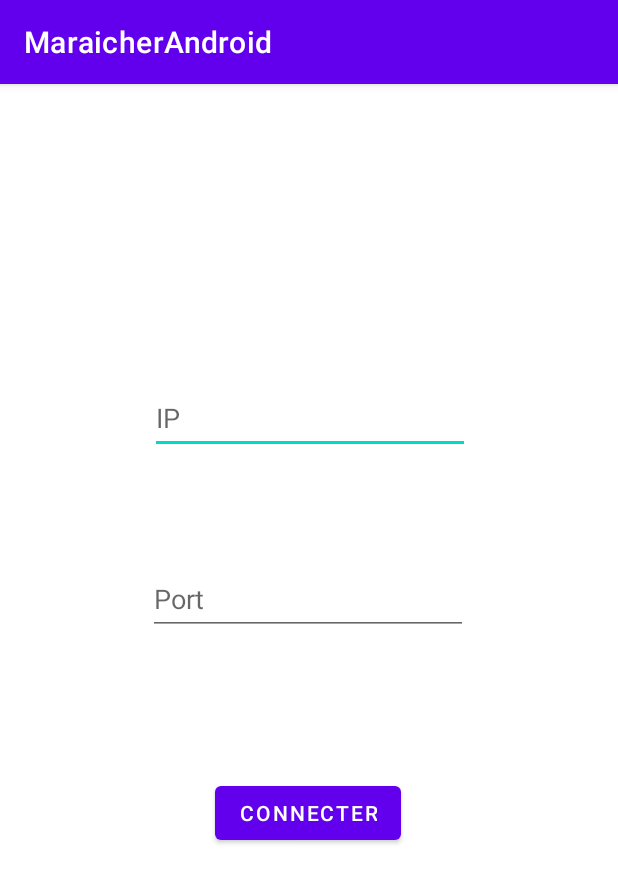
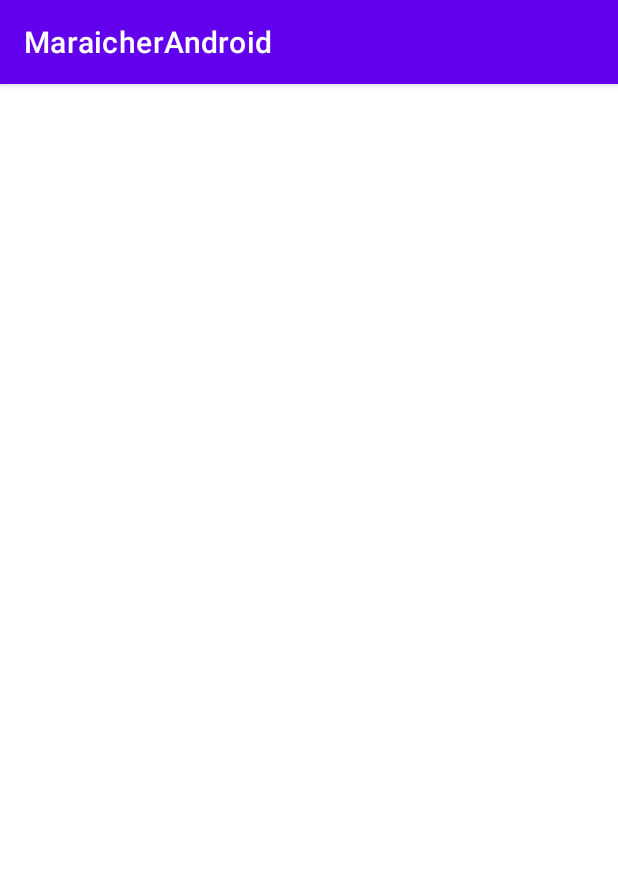
Before and after one commit to MuhammadAIkram/AndroidProjetMaraicher, an Android app: the screen it shows after launch (ConnexionActivity before the commit, MainActivity after it), on a phone screen of 412 x 824 dp. Shown: the top 883 px of the screen. Run offline under Robolectric (Android 15) with nearby library versions, the phone set to English and light mode, and no system bars; network calls fail.

```diff
--- a/Application/app/src/main/AndroidManifest.xml
+++ b/Application/app/src/main/AndroidManifest.xml
@@ -2,6 +2,7 @@
 <manifest xmlns:android="http://schemas.android.com/apk/res/android"
           xmlns:tools="http://schemas.android.com/tools">
 
+    <uses-permission android:name="android.permission.ACCESS_NETWORK_STATE"/>
     <application
             android:allowBackup="true"
             android:dataExtractionRules="@xml/data_extraction_rules"
--- /dev/null
+++ b/Application/app/src/main/assets/config.properties
@@ -0,0 +1,2 @@
+PORT=50000
+IP_Database=192.168.1.42
--- a/Application/app/src/main/java/com/example/maraicherandroid/Activities/ConnexionActivity.java
+++ /dev/null
@@ -1,40 +0,0 @@
-package com.example.maraicherandroid.Activities;
-
-import android.view.View;
-import android.widget.EditText;
-import androidx.appcompat.app.AlertDialog;
-import androidx.appcompat.app.AppCompatActivity;
-import android.os.Bundle;
-import com.example.maraicherandroid.Controller.Controller;
-import com.example.maraicherandroid.R;
-
-public class ConnexionActivity extends AppCompatActivity {
-    @Override
-    protected void onCreate(Bundle savedInstanceState) {
-        super.onCreate(savedInstanceState);
-        setContentView(R.layout.activity_connexion);
-    }
-
-    public void onConnexion(View v){
-        EditText PortEditText = findViewById(R.id.PortField);
-        EditText IPEditText = findViewById(R.id.Ipfield);
-
-        String port = PortEditText.getText().toString();
-        String ip = IPEditText.getText().toString();
-
-        try {
-            if (port.isEmpty() || ip.isEmpty()) throw new Exception("merci de renseigner le port et l'ip");
-
-            System.out.println(port + "-----" + ip);
-
-            //Controller.getInstance().onConnecter(ip,port);
-
-            Controller.getInstance().startLoginActivity(this);
-
-            finish();
-        }
-        catch (Exception exception) {
-            Controller.getInstance().showMessage("Erreur", exception.getMessage(), this);
-        }
-    }
-}
--- a/Application/app/src/main/java/com/example/maraicherandroid/Controller/Controller.java
+++ b/Application/app/src/main/java/com/example/maraicherandroid/Controller/Controller.java
@@ -3,7 +3,6 @@ package com.example.maraicherandroid.Controller;
 import android.content.Context;
 import android.content.Intent;
 import androidx.appcompat.app.AlertDialog;
-import com.example.maraicherandroid.Activities.ConnexionActivity;
 import com.example.maraicherandroid.Activities.HomePageActivity;
 import com.example.maraicherandroid.Activities.LoginActivity;
 import com.example.maraicherandroid.Modele.TCP;
@@ -28,11 +27,6 @@ public class Controller {
             instance = new Controller();
         }
         return instance;
-    }
-
-    public void startConnexionActivity(Context context) {
-        Intent intent = new Intent(context, ConnexionActivity.class);
-        context.startActivity(intent);
     }
 
     public void startLoginActivity(Context context) {
--- a/Application/app/src/main/java/com/example/maraicherandroid/MainActivity.java
+++ b/Application/app/src/main/java/com/example/maraicherandroid/MainActivity.java
@@ -1,8 +1,15 @@
 package com.example.maraicherandroid;
 
+import android.content.Context;
+import android.content.res.AssetManager;
+import android.net.ConnectivityManager;
+import android.net.NetworkInfo;
 import androidx.appcompat.app.AppCompatActivity;
 import android.os.Bundle;
 import com.example.maraicherandroid.Controller.Controller;
+
+import java.io.InputStream;
+import java.util.Properties;
 
 public class MainActivity extends AppCompatActivity {
 
@@ -11,9 +18,50 @@ public class MainActivity extends AppCompatActivity {
         super.onCreate(savedInstanceState);
         setContentView(R.layout.activity_main);
 
+        // verifie si on peut se connecter au reseau
+        if (isNetworkAvailable()) {
+            // si le reseau est disponible on va cree un nouveau thread pour gerer la connection
+            new Thread(this::connectToServer).start();
+        }
+    }
+
+    private void connectToServer() {
         Controller con = Controller.getInstance();
-        con.startConnexionActivity(this);
 
-        finish();
+        try {
+            Properties properties = new Properties();
+            AssetManager assetManager = getApplicationContext().getAssets();
+            InputStream inputStream = assetManager.open("config.properties");
+
+            properties.load(inputStream);
+
+            String port = properties.getProperty("PORT");
+            String IP = properties.getProperty("IP_Database");
+
+            inputStream.close();
+
+            con.onConnecter(IP, port);
+        } catch (Exception e) {
+            throw new RuntimeException(e);
+        }
+
+        //quand la connection est etablie avec la VM il va lancer le login activity
+        runOnUiThread(() -> {
+            con.startLoginActivity(MainActivity.this);
+            finish();
+        });
+    }
+
+    //methode pour verifier si le reseau est disponible ou pas
+    private boolean isNetworkAvailable() {
+        ConnectivityManager connectivityManager =
+                (ConnectivityManager) getSystemService(Context.CONNECTIVITY_SERVICE);
+
+        if (connectivityManager != null) {
+            NetworkInfo activeNetworkInfo = connectivityManager.getActiveNetworkInfo();
+            return activeNetworkInfo != null && activeNetworkInfo.isConnected();
+        }
+
+        return false;
     }
 }
--- a/Application/app/src/main/java/com/example/maraicherandroid/Modele/TCP.java
+++ b/Application/app/src/main/java/com/example/maraicherandroid/Modele/TCP.java
@@ -14,7 +14,7 @@ public class TCP {
         Socket csocket;
 
         // Création de la socket et connexion sur le serveur
-        csocket = new Socket(InetAddress.getByName(IpServeur), PortServeur);
+        csocket = new Socket(IpServeur,PortServeur);
         System.out.println("Connexion établie.");
 
         // Caractéristiques de la socket
--- a/Application/app/src/main/res/layout/activity_connexion.xml
+++ /dev/null
@@ -1,38 +0,0 @@
-<?xml version="1.0" encoding="utf-8"?>
-<androidx.constraintlayout.widget.ConstraintLayout
-        xmlns:android="http://schemas.android.com/apk/res/android"
-        xmlns:tools="http://schemas.android.com/tools"
-        xmlns:app="http://schemas.android.com/apk/res-auto"
-        android:layout_width="match_parent"
-        android:layout_height="match_parent"
-        tools:context=".Activities.ConnexionActivity">
-
-    <EditText
-            android:layout_width="wrap_content"
-            android:layout_height="wrap_content"
-            android:inputType="textPersonName"
-            android:ems="10"
-            android:id="@+id/Ipfield"
-            app:layout_constraintEnd_toEndOf="parent" app:layout_constraintStart_toStartOf="parent"
-            app:layout_constraintTop_toTopOf="parent" app:layout_constraintBottom_toBottomOf="parent"
-            app:layout_constraintHorizontal_bias="0.502" app:layout_constraintVertical_bias="0.276"
-            android:hint="@string/ip" android:minHeight="48dp"/>
-    <EditText
-            android:layout_width="wrap_content"
-            android:layout_height="wrap_content"
-            android:inputType="textPersonName"
-            android:ems="10"
-            android:id="@+id/PortField"
-            app:layout_constraintTop_toBottomOf="@+id/Ipfield"
-            app:layout_constraintEnd_toEndOf="parent" app:layout_constraintStart_toStartOf="parent"
-            app:layout_constraintBottom_toBottomOf="parent" app:layout_constraintHorizontal_bias="0.497"
-            app:layout_constraintVertical_bias="0.154" android:hint="@string/port" android:minHeight="48dp"/>
-    <Button
-            android:text="@string/connecterButton"
-            android:layout_width="wrap_content"
-            android:layout_height="wrap_content" android:id="@+id/btnConnexion"
-            app:layout_constraintTop_toBottomOf="@+id/PortField"
-            app:layout_constraintBottom_toBottomOf="parent" app:layout_constraintStart_toStartOf="parent"
-            app:layout_constraintEnd_toEndOf="parent" app:layout_constraintHorizontal_bias="0.498"
-            app:layout_constraintVertical_bias="0.269" android:onClick="onConnexion"/>
-</androidx.constraintlayout.widget.ConstraintLayout>
```
